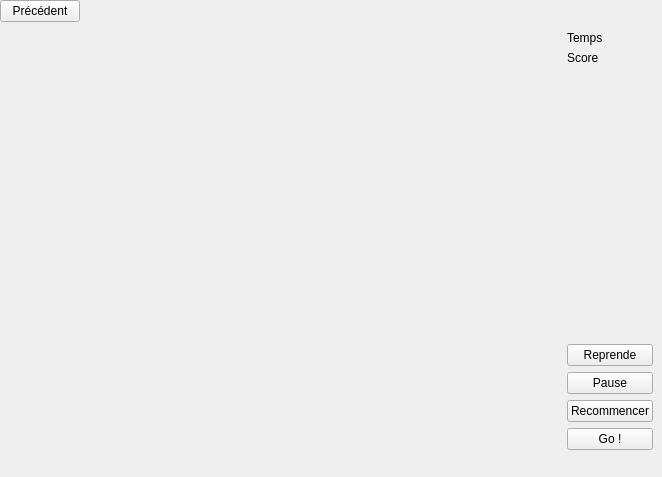
Old version of the form game-form.ui in the repository loicbourgois/snake2i.
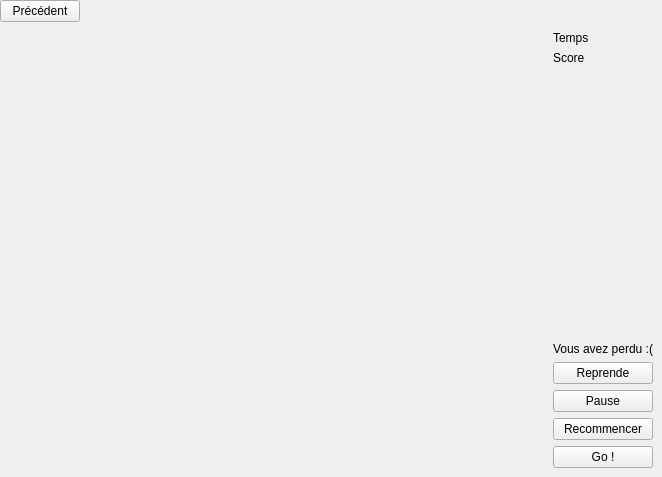
New version of the form.

```diff
--- a/game-form.ui
+++ b/game-form.ui
@@ -29,35 +29,30 @@
    <property name="spacing">
     <number>0</number>
    </property>
-   <item row="3" column="0" colspan="2">
-    <widget class="QWidget" name="widget_3" native="true">
-     <layout class="QGridLayout" name="gridLayout_4"/>
-    </widget>
-   </item>
    <item row="2" column="1">
     <widget class="QWidget" name="widget_2" native="true">
      <layout class="QGridLayout" name="gridLayout_2">
-      <item row="6" column="0">
+      <item row="4" column="0">
+       <widget class="QPushButton" name="pushButtonReprendre">
+        <property name="text">
+         <string>Reprende</string>
+        </property>
+       </widget>
+      </item>
+      <item row="7" column="0">
        <widget class="QPushButton" name="pushButtonGo">
         <property name="text">
          <string>Go !</string>
         </property>
        </widget>
       </item>
-      <item row="4" column="0">
+      <item row="5" column="0">
        <widget class="QPushButton" name="pushButtonPause">
         <property name="text">
          <string>Pause</string>
         </property>
        </widget>
       </item>
-      <item row="3" column="0">
-       <widget class="QPushButton" name="pushButtonReprendre">
-        <property name="text">
-         <string>Reprende</string>
-        </property>
-       </widget>
-      </item>
       <item row="0" column="0">
        <widget class="QLabel" name="label">
         <property name="text">
@@ -65,6 +60,13 @@
         </property>
        </widget>
       </item>
+      <item row="6" column="0">
+       <widget class="QPushButton" name="pushButtonRestart">
+        <property name="text">
+         <string>Recommencer</string>
+        </property>
+       </widget>
+      </item>
       <item row="1" column="0">
        <widget class="QLabel" name="label_2">
         <property name="text">
@@ -85,10 +87,10 @@
         </property>
        </spacer>
       </item>
-      <item row="5" column="0">
-       <widget class="QPushButton" name="pushButtonRestart">
+      <item row="3" column="0">
+       <widget class="QLabel" name="labelDead">
         <property name="text">
-         <string>Recommencer</string>
+         <string>Vous avez perdu :(</string>
         </property>
        </widget>
       </item>
```
Left out of the diff: 14 changed lines with no effect on the pictures.
